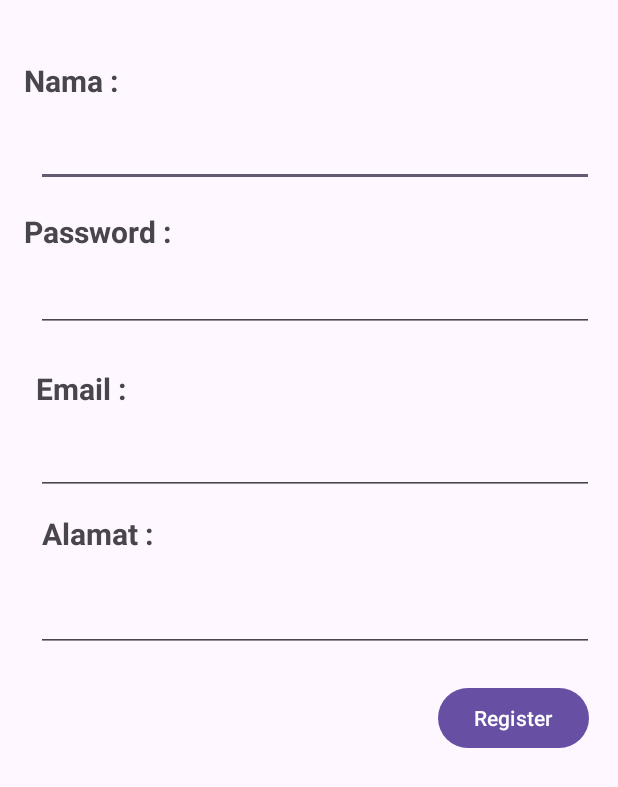
After one commit to dewabrata/AplikasiAbsensiBCAFBatch4, an Android app: the Registrasi screen opened directly, with no data from a screen before it, on a phone screen of 412 x 824 dp. The commit adds this screen. Shown: the top 787 px of the screen. Run offline under Robolectric (Android 15) with nearby library versions, the phone set to English and light mode, and no system bars.

Commit message:
Add Register UI

```diff
--- a/app/src/main/AndroidManifest.xml
+++ b/app/src/main/AndroidManifest.xml
@@ -13,8 +13,11 @@
         android:theme="@style/Theme.AplikasiAbsensi"
         tools:targetApi="31">
         <activity
+            android:name=".Registrasi"
+            android:exported="false" />
+        <activity
             android:name=".Login"
-            android:exported="true" >
+            android:exported="true">
             <intent-filter>
                 <action android:name="android.intent.action.MAIN" />
 
@@ -23,9 +26,7 @@
         </activity>
         <activity
             android:name=".MainActivity"
-            android:exported="true">
-
-        </activity>
+            android:exported="true"></activity>
     </application>
 
 </manifest>
--- a/app/src/main/java/com/juaracoding/aplikasiabsensi/Login.kt
+++ b/app/src/main/java/com/juaracoding/aplikasiabsensi/Login.kt
@@ -40,7 +40,11 @@ class Login : AppCompatActivity() {
 
         btnLogin = findViewById(R.id.btnLogin)
 
-
+       val  btnRegister = findViewById<Button>(R.id.btnRegister)
+        btnRegister.setOnClickListener{
+            val intent = Intent(this, Registrasi::class.java)
+            startActivity(intent)
+        }
 
 
         btnLogin.setOnClickListener {
--- a/app/src/main/java/com/juaracoding/aplikasiabsensi/MainActivity.kt
+++ b/app/src/main/java/com/juaracoding/aplikasiabsensi/MainActivity.kt
@@ -26,16 +26,11 @@ class MainActivity : AppCompatActivity() {
             //startActivity(implicitIntent)
             startActivityForResult(implicitIntent,99)
         }
-
-
-
         ViewCompat.setOnApplyWindowInsetsListener(findViewById(R.id.main)) { v, insets ->
             val systemBars = insets.getInsets(WindowInsetsCompat.Type.systemBars())
             v.setPadding(systemBars.left, systemBars.top, systemBars.right, systemBars.bottom)
             insets
         }
-
-
     }
 
     override fun onActivityResult(requestCode: Int, resultCode: Int, data: Intent?) {
--- /dev/null
+++ b/app/src/main/java/com/juaracoding/aplikasiabsensi/Registrasi.kt
@@ -0,0 +1,20 @@
+package com.juaracoding.aplikasiabsensi
+
+import android.os.Bundle
+import androidx.activity.enableEdgeToEdge
+import androidx.appcompat.app.AppCompatActivity
+import androidx.core.view.ViewCompat
+import androidx.core.view.WindowInsetsCompat
+
+class Registrasi : AppCompatActivity() {
+    override fun onCreate(savedInstanceState: Bundle?) {
+        super.onCreate(savedInstanceState)
+        enableEdgeToEdge()
+        setContentView(R.layout.activity_registrasi)
+        ViewCompat.setOnApplyWindowInsetsListener(findViewById(R.id.main)) { v, insets ->
+            val systemBars = insets.getInsets(WindowInsetsCompat.Type.systemBars())
+            v.setPadding(systemBars.left, systemBars.top, systemBars.right, systemBars.bottom)
+            insets
+        }
+    }
+}
--- a/app/src/main/res/layout/activity_login.xml
+++ b/app/src/main/res/layout/activity_login.xml
@@ -98,4 +98,19 @@
         app:layout_constraintBottom_toBottomOf="parent"
         app:layout_constraintEnd_toEndOf="parent"
         app:layout_constraintStart_toStartOf="parent" />
+
+    <Button
+        android:id="@+id/btnRegister"
+        android:layout_width="wrap_content"
+        android:layout_height="wrap_content"
+        android:layout_marginTop="28dp"
+        android:layout_marginEnd="22dp"
+        android:text="Register"
+        android:textSize="20sp"
+        android:textStyle="bold"
+        app:layout_constraintBottom_toBottomOf="@+id/btnLogin"
+        app:layout_constraintEnd_toStartOf="@+id/btnLogin"
+        app:layout_constraintHorizontal_bias="0.976"
+        app:layout_constraintStart_toStartOf="parent"
+        app:layout_constraintTop_toBottomOf="@+id/editTextTextPassword" />
 </androidx.constraintlayout.widget.ConstraintLayout>
--- /dev/null
+++ b/app/src/main/res/layout/activity_registrasi.xml
@@ -0,0 +1,127 @@
+<?xml version="1.0" encoding="utf-8"?>
+<androidx.constraintlayout.widget.ConstraintLayout xmlns:android="http://schemas.android.com/apk/res/android"
+    xmlns:app="http://schemas.android.com/apk/res-auto"
+    xmlns:tools="http://schemas.android.com/tools"
+    android:id="@+id/main"
+    android:layout_width="match_parent"
+    android:layout_height="match_parent"
+    tools:context=".Registrasi">
+
+    <TextView
+        android:id="@+id/textView10"
+        android:layout_width="wrap_content"
+        android:layout_height="wrap_content"
+        android:layout_marginTop="40dp"
+        android:text="Nama :"
+        android:textSize="20sp"
+        android:textStyle="bold"
+        app:layout_constraintEnd_toEndOf="parent"
+        app:layout_constraintHorizontal_bias="0.045"
+        app:layout_constraintStart_toStartOf="parent"
+        app:layout_constraintTop_toTopOf="parent" />
+
+    <EditText
+        android:id="@+id/txtNama"
+        android:layout_width="0dp"
+        android:layout_height="wrap_content"
+        android:layout_marginStart="24dp"
+        android:layout_marginTop="12dp"
+        android:layout_marginEnd="16dp"
+        android:ems="10"
+        android:inputType="text"
+        app:layout_constraintEnd_toEndOf="parent"
+        app:layout_constraintHorizontal_bias="0.0"
+        app:layout_constraintStart_toStartOf="parent"
+        app:layout_constraintTop_toBottomOf="@+id/textView10" />
+
+    <TextView
+        android:id="@+id/textView11"
+        android:layout_width="wrap_content"
+        android:layout_height="wrap_content"
+        android:layout_marginTop="16dp"
+        android:text="Password :"
+        android:textSize="20sp"
+        android:textStyle="bold"
+        app:layout_constraintEnd_toEndOf="parent"
+        app:layout_constraintHorizontal_bias="0.0"
+        app:layout_constraintStart_toStartOf="@+id/textView10"
+        app:layout_constraintTop_toBottomOf="@+id/txtNama" />
+
+    <EditText
+        android:id="@+id/txtPassword"
+        android:layout_width="0dp"
+        android:layout_height="wrap_content"
+        android:layout_marginTop="8dp"
+        android:layout_marginEnd="16dp"
+        android:ems="10"
+        android:inputType="text"
+        app:layout_constraintEnd_toEndOf="parent"
+        app:layout_constraintHorizontal_bias="0.0"
+        app:layout_constraintStart_toStartOf="@+id/txtNama"
+        app:layout_constraintTop_toBottomOf="@+id/textView11" />
+
+    <TextView
+        android:id="@+id/textView12"
+        android:layout_width="wrap_content"
+        android:layout_height="wrap_content"
+        android:layout_marginTop="24dp"
+        android:text="Email :"
+        android:textSize="20sp"
+        android:textStyle="bold"
+        app:layout_constraintEnd_toEndOf="parent"
+        app:layout_constraintHorizontal_bias="0.023"
+        app:layout_constraintStart_toStartOf="@+id/textView11"
+        app:layout_constraintTop_toBottomOf="@+id/txtPassword" />
+
+    <EditText
+        android:id="@+id/textEmail"
+        android:layout_width="0dp"
+        android:layout_height="wrap_content"
+        android:layout_marginTop="12dp"
+        android:layout_marginEnd="16dp"
+        android:ems="10"
+        android:inputType="textEmailAddress"
+        app:layout_constraintEnd_toEndOf="parent"
+        app:layout_constraintHorizontal_bias="0.0"
+        app:layout_constraintStart_toStartOf="@+id/txtPassword"
+        app:layout_constraintTop_toBottomOf="@+id/textView12" />
+
+    <TextView
+        android:id="@+id/textView13"
+        android:layout_width="wrap_content"
+        android:layout_height="wrap_content"
+        android:layout_marginTop="12dp"
+        android:text="Alamat :"
+        android:textSize="20sp"
+        android:textStyle="bold"
+        app:layout_constraintEnd_toEndOf="parent"
+        app:layout_constraintHorizontal_bias="0.012"
+        app:layout_constraintStart_toStartOf="@+id/textView12"
+        app:layout_constraintTop_toBottomOf="@+id/textEmail" />
+
+    <EditText
+        android:id="@+id/txtAlamat"
+        android:layout_width="0dp"
+        android:layout_height="wrap_content"
+        android:layout_marginTop="20dp"
+        android:layout_marginEnd="16dp"
+        android:ems="10"
+        android:inputType="text"
+        app:layout_constraintEnd_toEndOf="parent"
+        app:layout_constraintStart_toStartOf="@+id/textEmail"
+        app:layout_constraintTop_toBottomOf="@+id/textView13" />
+
+    <Button
+        android:id="@+id/button"
+        android:layout_width="wrap_content"
+        android:layout_height="wrap_content"
+        android:layout_marginTop="20dp"
+        android:layout_marginEnd="3dp"
+        android:text="Register"
+        app:layout_constraintBottom_toBottomOf="parent"
+        app:layout_constraintEnd_toEndOf="@+id/txtAlamat"
+        app:layout_constraintHorizontal_bias="1.0"
+        app:layout_constraintStart_toStartOf="parent"
+        app:layout_constraintTop_toBottomOf="@+id/txtAlamat"
+        app:layout_constraintVertical_bias="0.0" />
+</androidx.constraintlayout.widget.ConstraintLayout>
```
